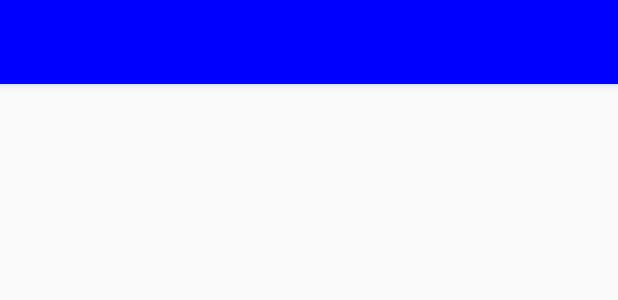
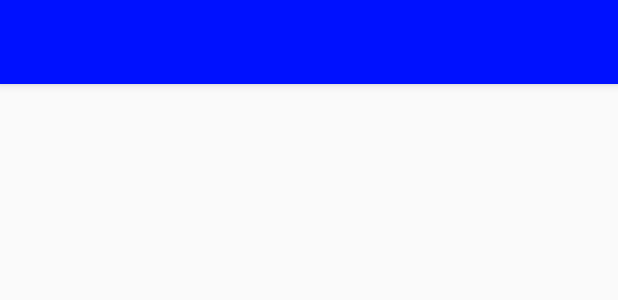
Before and after one commit to tutushubham/Android-TrueSaviour, an Android app: the layout activity_transition_page.xml on its own in the app's theme, with its tools: preview values and no code run, on a phone screen of 412 x 824 dp. Shown: the top 300 px of the screen. Run offline under Robolectric (Android 15) with nearby library versions, the phone set to English and light mode, and no system bars.

Commit message:
UI updated 5

```diff
--- a/app/src/main/res/values/colors.xml
+++ b/app/src/main/res/values/colors.xml
@@ -8,7 +8,7 @@
     <color name="Sapphire">#0C56BC</color>
     <color name="Cobalt">#0643A5</color>
     <color name="Force">#00308F</color>
-    <color name="Deep">#0000FF</color>
+    <color name="Deep">#0011FF</color>
 
 
 </resources>
```
